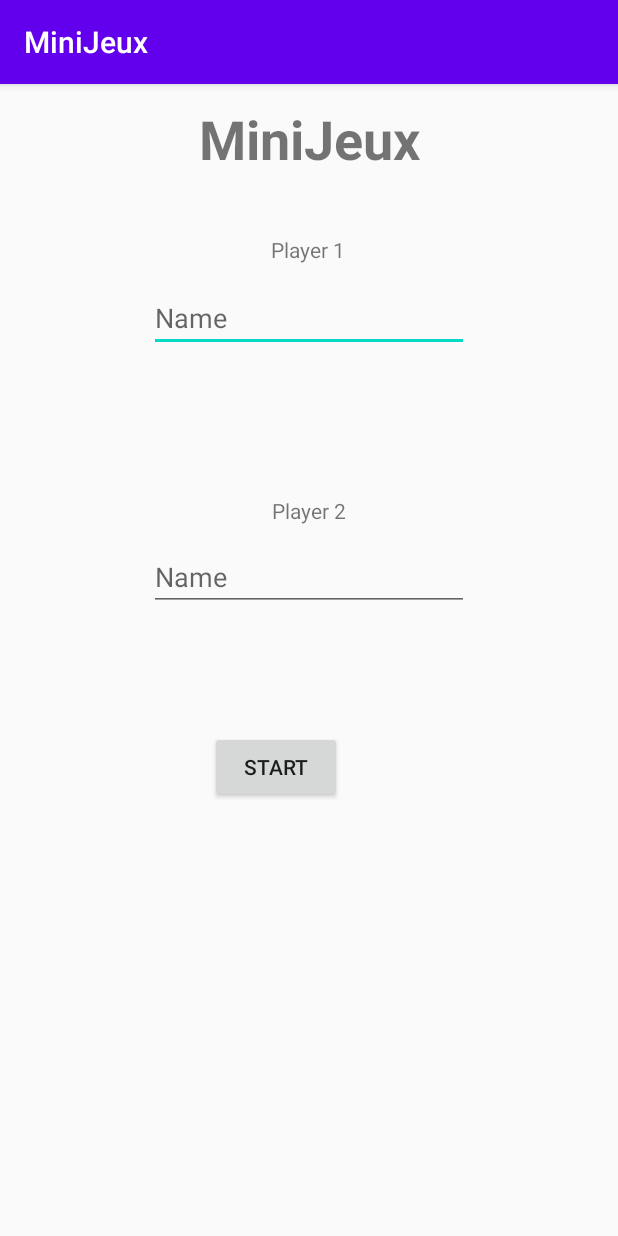
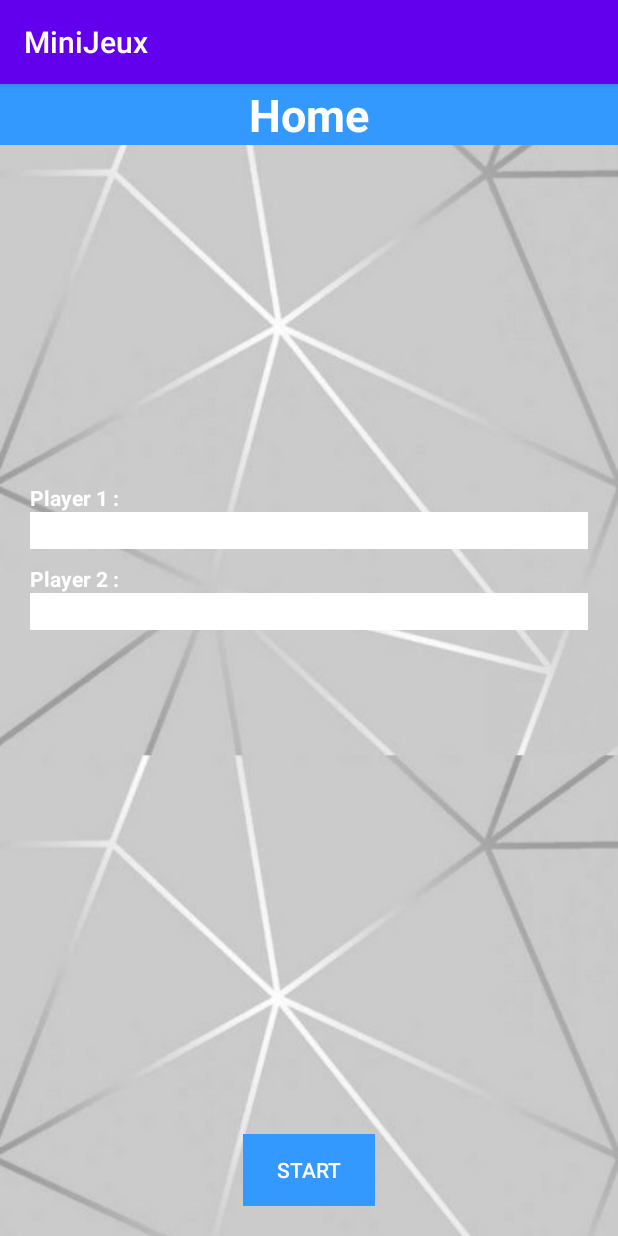
Before and after one commit to Guirdin/DevMobile, an Android app: the screen it shows after launch (MainActivity), on a phone screen of 412 x 824 dp. Run offline under Robolectric (Android 15) with nearby library versions, the phone set to English and light mode, and no system bars.

Commit message:
Redesign de l'acceuil
Ajout img (dans drawable) pour acceuil
Ajout de couleurs (dans color.xml)
Redesign de l'acceuil

```diff
--- a/MiniJeux/app/src/main/res/layout/acceuil.xml
+++ b/MiniJeux/app/src/main/res/layout/acceuil.xml
@@ -1,107 +1,97 @@
 <?xml version="1.0" encoding="utf-8"?>
-<androidx.constraintlayout.widget.ConstraintLayout xmlns:android="http://schemas.android.com/apk/res/android"
+<LinearLayout
+    xmlns:android="http://schemas.android.com/apk/res/android"
+    xmlns:tools="http://schemas.android.com/tools"
     xmlns:app="http://schemas.android.com/apk/res-auto"
-    xmlns:tools="http://schemas.android.com/tools"
     android:layout_width="match_parent"
     android:layout_height="match_parent"
+    android:background = "@drawable/FondGris"
+    android:orientation="vertical"
     tools:context=".MainActivity">
 
-    <TextView
-        android:id="@+id/textView3"
-        android:layout_width="wrap_content"
-        android:layout_height="wrap_content"
-        android:layout_marginStart="175dp"
-        android:layout_marginLeft="175dp"
-        android:layout_marginTop="12dp"
-        android:layout_marginEnd="177dp"
-        android:layout_marginRight="177dp"
-        android:text="MiniJeux"
-        android:textSize="36sp"
-        android:textStyle="bold"
-        app:layout_constraintEnd_toEndOf="parent"
-        app:layout_constraintHorizontal_bias="0.488"
-        app:layout_constraintStart_toStartOf="parent"
-        app:layout_constraintTop_toTopOf="parent" />
+    <LinearLayout
+        android:orientation="vertical"
+        android:layout_width="match_parent"
+        android:layout_height="match_parent"
+        android:layout_weight="1">
+        <TextView
+            android:text="Home"
+            android:layout_width="match_parent"
+            android:layout_height="wrap_content"
+            android:id="@+id/Titre"
+            android:textSize="30sp"
+            android:gravity="center"
+            android:textStyle="bold"
+            android:background="@color/articlecolor"
+            android:textColor="?attr/colorBackgroundFloating"
+            android:fontFamily="sans-serif"
+            android:textAppearance="@style/TextAppearance.AppCompat.Body1"/>
+    </LinearLayout>
 
-    <TextView
-        android:id="@+id/textView2"
-        android:layout_width="wrap_content"
-        android:layout_height="wrap_content"
-        android:layout_marginStart="175dp"
-        android:layout_marginLeft="175dp"
-        android:layout_marginTop="40dp"
-        android:layout_marginEnd="177dp"
-        android:layout_marginRight="177dp"
-        android:text="Player 1"
-        app:layout_constraintEnd_toEndOf="parent"
-        app:layout_constraintStart_toStartOf="parent"
-        app:layout_constraintTop_toBottomOf="@+id/textView3" />
+    <LinearLayout
+        android:orientation="vertical"
+        android:layout_width="match_parent"
+        android:layout_height="match_parent"
+        android:paddingHorizontal="20dp"
 
-    <EditText
-        android:id="@+id/editTextTextPersonName"
-        android:layout_width="wrap_content"
-        android:layout_height="wrap_content"
-        android:layout_marginStart="99dp"
-        android:layout_marginLeft="99dp"
-        android:layout_marginTop="13dp"
-        android:layout_marginEnd="99dp"
-        android:layout_marginRight="99dp"
-        android:ems="10"
-        android:hint="Name"
-        android:inputType="textPersonName"
-        app:layout_constraintEnd_toEndOf="parent"
-        app:layout_constraintHorizontal_bias="0.0"
-        app:layout_constraintStart_toStartOf="parent"
-        app:layout_constraintTop_toBottomOf="@+id/textView2" />
+        android:layout_weight="1">
+        <TextView
+            android:text="Player 1 :"
+            android:paddingTop="10dp"
+            android:layout_width="match_parent"
+            android:textStyle="bold"
+            android:textColor="?attr/colorBackgroundFloating"
+            android:fontFamily="sans-serif"
+            android:layout_height="wrap_content"
+            android:id="@+id/TitlePlayer1"/>
+        <EditText
+            android:layout_width="match_parent"
+            android:layout_height="wrap_content"
+            android:inputType="textPersonName"
+            android:paddingHorizontal="20dp"
+            android:maxLength="9"
+            android:background="@color/white"
+            android:ems="10"
+            android:id="@+id/editNamePlayer1"/>
 
-    <EditText
-        android:id="@+id/editTextTextPersonName2"
-        android:layout_width="wrap_content"
-        android:layout_height="wrap_content"
-        android:layout_marginStart="99dp"
-        android:layout_marginLeft="99dp"
-        android:layout_marginTop="12dp"
-        android:layout_marginEnd="99dp"
-        android:layout_marginRight="99dp"
-        android:ems="10"
-        android:hint="Name"
-        android:inputType="textPersonName"
-        app:layout_constraintEnd_toEndOf="parent"
-        app:layout_constraintHorizontal_bias="0.0"
-        app:layout_constraintStart_toStartOf="parent"
-        app:layout_constraintTop_toBottomOf="@+id/textView5" />
+        <TextView
+            android:text="Player 2 :"
+            android:layout_width="match_parent"
+            android:textStyle="bold"
+            android:textColor="?attr/colorBackgroundFloating"
+            android:paddingTop="10dp"
+            android:fontFamily="sans-serif"
+            android:layout_height="wrap_content"
+            android:id="@+id/TitlePlayer2"/>
+        <EditText
+            android:layout_width="match_parent"
+            android:layout_height="wrap_content"
+            android:inputType="textPersonName"
+            android:maxLength="9"
+            android:paddingHorizontal="20dp"
+            android:background="@color/white"
+            android:ems="10"
+            android:id="@+id/editNamePlayer2"/>
+    </LinearLayout>
 
-    <TextView
-        android:id="@+id/textView5"
-        android:layout_width="wrap_content"
-        android:layout_height="wrap_content"
-        android:layout_marginStart="175dp"
-        android:layout_marginLeft="175dp"
-        android:layout_marginTop="96dp"
-        android:layout_marginEnd="177dp"
-        android:layout_marginRight="177dp"
-        android:text="Player 2"
-        app:layout_constraintEnd_toEndOf="parent"
-        app:layout_constraintHorizontal_bias="0.625"
-        app:layout_constraintStart_toStartOf="parent"
-        app:layout_constraintTop_toBottomOf="@+id/editTextTextPersonName" />
+    <LinearLayout
+        android:orientation="vertical"
+        android:layout_width="match_parent"
+        android:layout_height="match_parent"
+        android:gravity="bottom"
+        android:paddingBottom="20dp"
+        android:layout_weight="1">
 
-    <Button
-        android:id="@+id/button"
-        android:layout_width="wrap_content"
-        android:layout_height="wrap_content"
-        android:layout_marginStart="140dp"
-        android:layout_marginLeft="140dp"
-        android:layout_marginTop="80dp"
-        android:layout_marginEnd="182dp"
-        android:layout_marginRight="182dp"
-        android:layout_marginBottom="137dp"
-        android:text="Start"
-        app:layout_constraintBottom_toBottomOf="parent"
-        app:layout_constraintEnd_toEndOf="parent"
-        app:layout_constraintHorizontal_bias="0.0"
-        app:layout_constraintStart_toStartOf="parent"
-        app:layout_constraintTop_toBottomOf="@+id/editTextTextPersonName2"
-        app:layout_constraintVertical_bias="0.0" />
+        <Button
+            android:text="Start"
+            android:layout_gravity="center"
+            android:layout_width="wrap_content"
+            android:layout_height="wrap_content"
+            android:enabled="false"
+            android:textColor="?attr/colorBackgroundFloating"
+            android:background="@color/articlecolor"
+            android:id="@+id/buttonStart"/>
+    </LinearLayout>
 
-</androidx.constraintlayout.widget.ConstraintLayout>
+
+</LinearLayout>
--- a/MiniJeux/app/src/main/res/values/colors.xml
+++ b/MiniJeux/app/src/main/res/values/colors.xml
@@ -3,4 +3,18 @@
     <color name="colorPrimary">#6200EE</color>
     <color name="colorPrimaryDark">#3700B3</color>
     <color name="colorAccent">#03DAC5</color>
+    <color name="orange">#ff5500</color>
+    <color name="white">#ffffff</color>
+    <color name="transparent">#00000000</color>
+    <color name="date_color">#999999</color>
+    <color name="black">#000000</color>
+    <color name="gray">#999999</color>
+    <color name="blue">#0066cc</color>
+    <color name="gold">#e6b121</color>
+    <color name="blueback">#99FFFF</color>
+    <color name="green">#008000</color>
+    <color name="articlecolor">#3399FF</color>
+    <color name="article_title">#3399FF</color>
+    <color name="cachecolor">#8ad0e8</color>
+
 </resources>
```
Also changed, not shown: MiniJeux/app/src/main/res/drawable/FondGris.jpg (added).
